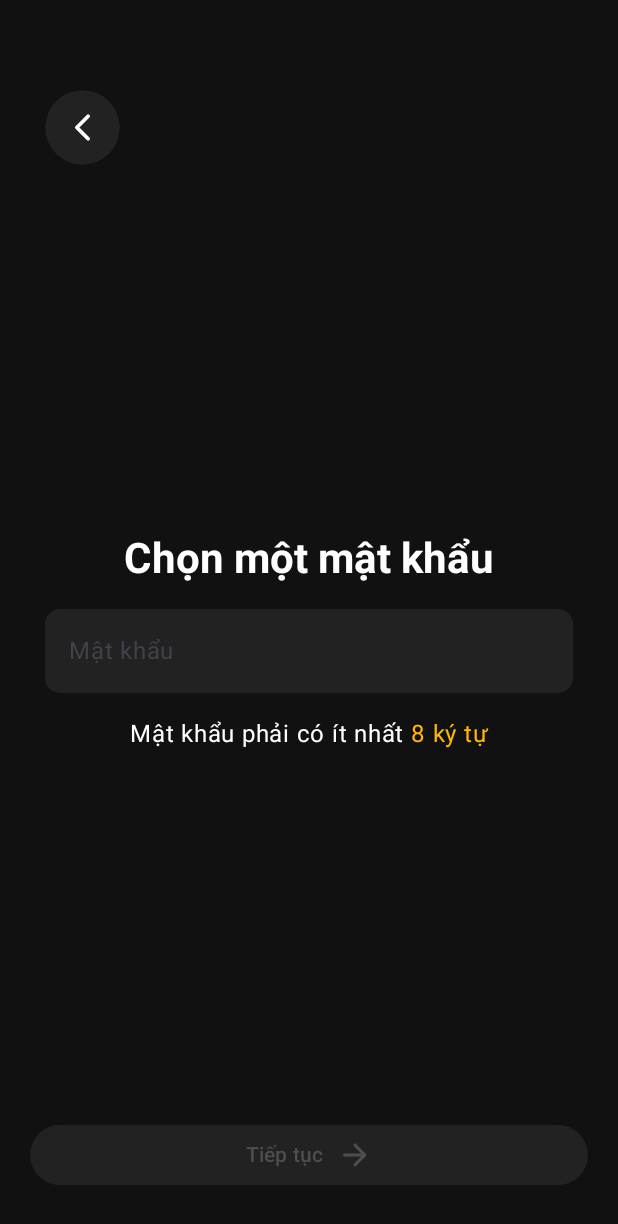
After one commit to nmthanh31/MyLocket, an Android app built with Jetpack Compose: the composable ChoosePasswordScreen shown on its own in the app's theme, on a phone screen of 412 x 824 dp. The commit adds this screen. Shown: the top 1224 px of the screen. Run offline under Robolectric (Android 15) with nearby library versions, the phone set to English and light mode, and no system bars.

Commit message:
UI ChoosePasswordScreen

```diff
--- a/app/src/main/java/com/nmthanh31/mylocket/MainActivity.kt
+++ b/app/src/main/java/com/nmthanh31/mylocket/MainActivity.kt
@@ -34,6 +34,7 @@ import androidx.compose.ui.text.font.FontWeight
 import androidx.compose.ui.tooling.preview.Preview
 import androidx.compose.ui.unit.dp
 import androidx.core.view.WindowCompat
+import com.nmthanh31.mylocket.screens.ChoosePasswordScreen
 import com.nmthanh31.mylocket.screens.RegisterScreen
 import com.nmthanh31.mylocket.screens.WelcomeScreen
 import com.nmthanh31.mylocket.ui.theme.MyLocketTheme
@@ -47,7 +48,8 @@ class MainActivity : ComponentActivity() {
             MyLocketTheme {
                 Scaffold(modifier = Modifier.fillMaxSize()) { paddingValues ->
 //                    WelcomeScreen(modifier = Modifier.fillMaxSize())
-                    RegisterScreen(modifier = Modifier.fillMaxSize().padding(paddingValues))
+//                    RegisterScreen(modifier = Modifier.fillMaxSize().padding(paddingValues))
+                    ChoosePasswordScreen(modifier = Modifier.fillMaxSize().padding(paddingValues))
                 }
 
             }
--- /dev/null
+++ b/app/src/main/java/com/nmthanh31/mylocket/screens/ChoosePasswordScreen.kt
@@ -0,0 +1,169 @@
+package com.nmthanh31.mylocket.screens
+
+import androidx.compose.foundation.background
+import androidx.compose.foundation.layout.Arrangement
+import androidx.compose.foundation.layout.Column
+import androidx.compose.foundation.layout.Row
+import androidx.compose.foundation.layout.Spacer
+import androidx.compose.foundation.layout.fillMaxSize
+import androidx.compose.foundation.layout.fillMaxWidth
+import androidx.compose.foundation.layout.padding
+import androidx.compose.foundation.layout.size
+import androidx.compose.foundation.layout.width
+import androidx.compose.foundation.shape.CircleShape
+import androidx.compose.foundation.shape.RoundedCornerShape
+import androidx.compose.material.icons.Icons
+import androidx.compose.material.icons.automirrored.rounded.ArrowForward
+import androidx.compose.material3.Button
+import androidx.compose.material3.ButtonDefaults
+import androidx.compose.material3.ExperimentalMaterial3Api
+import androidx.compose.material3.Icon
+import androidx.compose.material3.IconButton
+import androidx.compose.material3.IconButtonDefaults
+import androidx.compose.material3.MaterialTheme
+import androidx.compose.material3.Text
+import androidx.compose.material3.TextField
+import androidx.compose.material3.TextFieldDefaults
+import androidx.compose.runtime.Composable
+import androidx.compose.runtime.getValue
+import androidx.compose.runtime.mutableStateOf
+import androidx.compose.runtime.remember
+import androidx.compose.runtime.setValue
+import androidx.compose.ui.Alignment
+import androidx.compose.ui.Modifier
+import androidx.compose.ui.draw.clip
+import androidx.compose.ui.graphics.Color
+import androidx.compose.ui.res.painterResource
+import androidx.compose.ui.text.font.FontFamily
+import androidx.compose.ui.text.font.FontWeight
+import androidx.compose.ui.tooling.preview.Preview
+import androidx.compose.ui.unit.dp
+import com.nmthanh31.mylocket.R
+import com.nmthanh31.mylocket.ui.theme.Amber
+import com.nmthanh31.mylocket.ui.theme.Background
+import com.nmthanh31.mylocket.ui.theme.Charcoal
+import org.intellij.lang.annotations.JdkConstants.HorizontalAlignment
+
+@OptIn(ExperimentalMaterial3Api::class)
+@Composable
+fun ChoosePasswordScreen(modifier: Modifier = Modifier){
+
+    var password by remember {
+        mutableStateOf("")
+    }
+
+    val isTruePassword = remember (password) {
+        password.length >= 8
+    }
+
+    Column(
+        modifier = Modifier
+            .fillMaxSize()
+            .background(Background),
+        verticalArrangement = Arrangement.SpaceBetween
+    ) {
+        IconButton(
+            onClick = { /*TODO*/ },
+            modifier = Modifier
+                .padding(start = 30.dp, top = 60.dp)
+                .size(50.dp)
+                .clip(CircleShape),
+            colors = IconButtonDefaults.iconButtonColors(
+                containerColor = Charcoal,
+                contentColor = Color.White
+            )
+
+        ) {
+            Icon(
+                painter = painterResource(id = R.drawable.back),
+                contentDescription = null
+            )
+        }
+
+        Column(
+            horizontalAlignment = Alignment.CenterHorizontally,
+            verticalArrangement = Arrangement.Center,
+            modifier = Modifier
+                .fillMaxWidth()
+        ) {
+            Text(
+                text = "Chọn một mật khẩu",
+                color = Color.White,
+                style = MaterialTheme.typography.headlineMedium,
+                fontWeight = FontWeight.Bold,
+                fontFamily = FontFamily.SansSerif,
+
+            )
+
+            TextField(
+                value = password,
+                onValueChange = {input ->
+                    run {
+                        password = input
+                    }
+                },
+                colors = TextFieldDefaults.textFieldColors(
+                    containerColor = Charcoal,
+                    focusedTextColor = Color.White,
+                    cursorColor = Color.White,
+                    focusedIndicatorColor = Color.Transparent,
+                    unfocusedIndicatorColor = Color.Transparent
+                ),
+                placeholder = {
+                    Text(text = "Mật khẩu")
+                },
+                singleLine = true,
+                modifier = Modifier
+                    .fillMaxWidth()
+                    .padding(start = 30.dp, end = 30.dp, top = 15.dp, bottom = 15.dp)
+                    .clip(shape = RoundedCornerShape(10.dp))
+
+            )
+
+            Row(
+
+            ) {
+                Text(
+                    text = "Mật khẩu phải có ít nhất ",
+                    color = Color.White
+                )
+                Text(
+                    text = "8 ký tự",
+                    color = Amber
+                )
+            }
+        }
+
+        Button(
+            onClick = { /*TODO*/ },
+            colors = ButtonDefaults.buttonColors(
+                containerColor = Amber,
+                contentColor = Color.Black,
+                disabledContainerColor = Charcoal,
+                disabledContentColor = Color(0xFF4E4E50)
+            ),
+
+            modifier = Modifier
+                .fillMaxWidth()
+                .padding(start = 20.dp, end = 20.dp, bottom = 30.dp),
+            enabled = isTruePassword
+        ) {
+           Text(
+               text = "Tiếp tục"
+           )
+            Spacer(modifier = Modifier.width(8.dp))
+
+            Icon(
+                imageVector = Icons.AutoMirrored.Rounded.ArrowForward,
+                contentDescription = null,
+                tint = if (isTruePassword) Color.Black else Color(0xFF4E4E50)
+            )
+        }
+    }
+}
+
+@Preview
+@Composable
+fun PreviewChoosePasswordScreen(){
+    ChoosePasswordScreen()
+}
```
